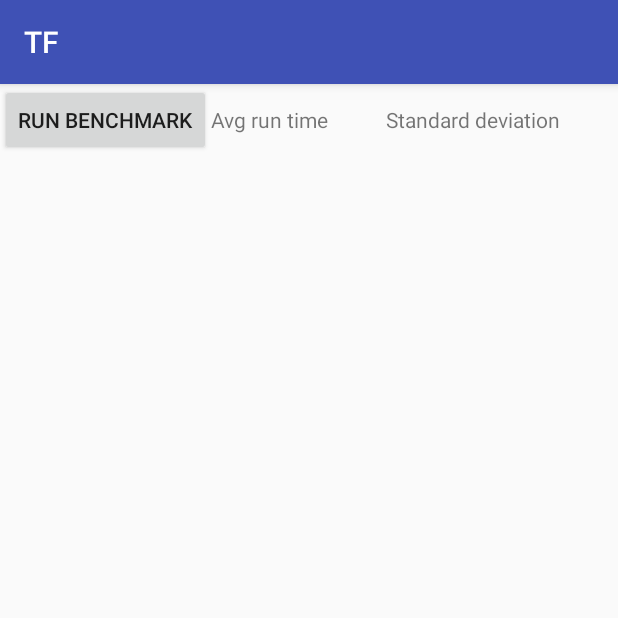
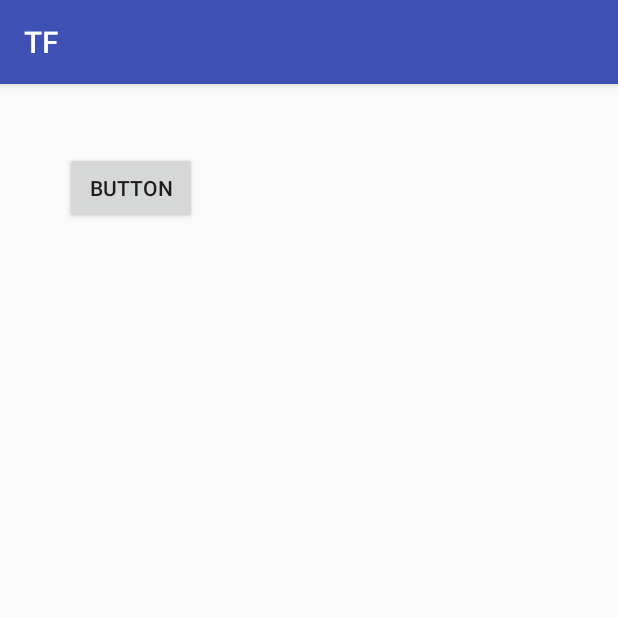
Before and after one commit to bulletcross/TF_vs_Deep, an Android app: the screen it shows after launch (MainActivity), on a phone screen of 412 x 824 dp, the top half of it. Run offline under Robolectric (Android 15) with nearby library versions, the phone set to English and light mode, and no system bars.

Commit message:
draw_model fixed

```diff
--- a/TF/app/build.gradle
+++ b/TF/app/build.gradle
@@ -1,4 +1,5 @@
 apply plugin: 'com.android.application'
+apply plugin: 'kotlin-android'
 
 android {
     compileSdkVersion 26
@@ -26,4 +27,8 @@ dependencies {
     testImplementation 'junit:junit:4.12'
     androidTestImplementation 'com.android.support.test:runner:1.0.1'
     androidTestImplementation 'com.android.support.test.espresso:espresso-core:3.0.1'
+    compile "org.jetbrains.kotlin:kotlin-stdlib-jre7:$kotlin_version"
 }
+repositories {
+    mavenCentral()
+}
--- a/TF/app/src/main/java/com/bulletcross/vishal/tf/MainActivity.java
+++ /dev/null
@@ -1,13 +0,0 @@
-package com.bulletcross.vishal.tf;
-
-import android.support.v7.app.AppCompatActivity;
-import android.os.Bundle;
-
-public class MainActivity extends AppCompatActivity {
-
-    @Override
-    protected void onCreate(Bundle savedInstanceState) {
-        super.onCreate(savedInstanceState);
-        setContentView(R.layout.activity_main);
-    }
-}
--- /dev/null
+++ b/TF/app/src/main/java/com/bulletcross/vishal/tf/MainActivity.kt
@@ -0,0 +1,12 @@
+package com.bulletcross.vishal.tf
+
+import android.support.v7.app.AppCompatActivity
+import android.os.Bundle
+
+class MainActivity : AppCompatActivity() {
+
+    override fun onCreate(savedInstanceState: Bundle?) {
+        super.onCreate(savedInstanceState)
+        setContentView(R.layout.activity_main)
+    }
+}
--- a/TF/app/src/main/res/layout/activity_main.xml
+++ b/TF/app/src/main/res/layout/activity_main.xml
@@ -1,68 +1,18 @@
 <?xml version="1.0" encoding="utf-8"?>
-<LinearLayout xmlns:android="http://schemas.android.com/apk/res/android"
+<android.support.constraint.ConstraintLayout xmlns:android="http://schemas.android.com/apk/res/android"
     xmlns:app="http://schemas.android.com/apk/res-auto"
     xmlns:tools="http://schemas.android.com/tools"
     android:layout_width="match_parent"
     android:layout_height="match_parent"
     tools:context="com.bulletcross.vishal.tf.MainActivity">
-    <LinearLayout
-        android:layout_width="match_parent"
+
+    <Button
+        android:id="@+id/button"
+        android:layout_width="wrap_content"
         android:layout_height="wrap_content"
-        android:orientation="horizontal"
-        >
-
-        <Button
-            android:id="@+id/benchmark"
-            android:layout_width="wrap_content"
-            android:layout_height="wrap_content"
-            android:text="Run Benchmark" />
-
-        <TextView
-            android:id="@+id/avg"
-            android:layout_width="wrap_content"
-            android:layout_height="wrap_content"
-            android:layout_weight="1"
-            android:text="Avg run time" />
-
-        <TextView
-            android:id="@+id/std"
-            android:layout_width="wrap_content"
-            android:layout_height="wrap_content"
-            android:layout_weight="1"
-            android:text="Standard deviation" />
-    </LinearLayout>
-
-    <com.bulletcross.vishal.tf.views.DrawView
-        android:id="@+id/draw"
-        android:layout_width="match_parent"
-        android:layout_height="0dp"
-        android:layout_weight="1"
-        />
-
-    <LinearLayout
-        android:layout_width="match_parent"
-        android:layout_height="150dp"
-        android:orientation="horizontal"
-        >
-        <Button
-            android:id="@+id/predict"
-            android:layout_width="wrap_content"
-            android:layout_height="wrap_content"
-            android:text="Predict digit" />
-
-        <TextView
-            android:id="@+id/predict_text"
-            android:layout_width="wrap_content"
-            android:layout_height="wrap_content"
-            android:layout_weight="1"
-            android:text="Prediction here" />
-
-        <Button
-            android:id="@+id/button2"
-            android:layout_width="wrap_content"
-            android:layout_height="wrap_content"
-            android:layout_weight="1"
-            android:text="Button" />
-    </LinearLayout>
-
-</LinearLayout>
+        android:layout_marginStart="43dp"
+        android:layout_marginTop="45dp"
+        android:text="Button"
+        app:layout_constraintStart_toStartOf="parent"
+        app:layout_constraintTop_toTopOf="parent" />
+</android.support.constraint.ConstraintLayout>
--- a/TF/build.gradle
+++ b/TF/build.gradle
@@ -1,6 +1,7 @@
 // Top-level build file where you can add configuration options common to all sub-projects/modules.
 
 buildscript {
+    ext.kotlin_version = '1.1.51'
 
     repositories {
         google()
@@ -8,7 +9,7 @@ buildscript {
     }
     dependencies {
         classpath 'com.android.tools.build:gradle:3.0.0-rc1'
-
+        classpath "org.jetbrains.kotlin:kotlin-gradle-plugin:$kotlin_version"
 
         // NOTE: Do not place your application dependencies here; they belong
         // in the individual module build.gradle files
```
Also changed, not shown: TF/app/src/main/java/com/bulletcross/vishal/tf/views/DrawModel.kt (+50 -53 lines).
